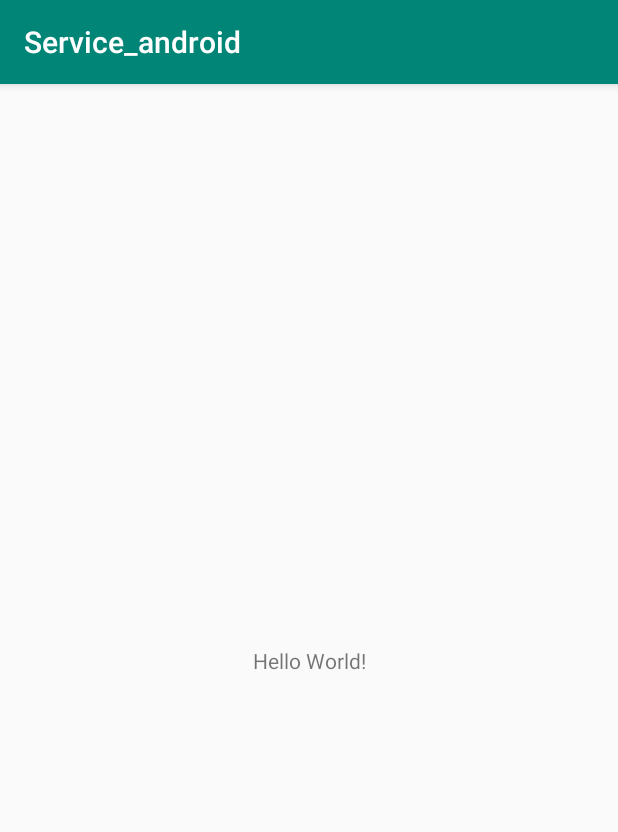
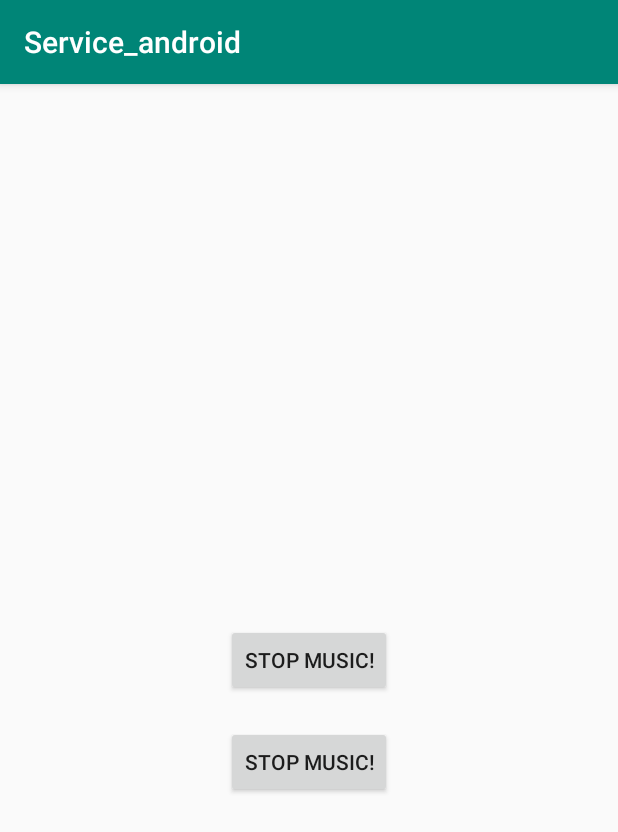
Before and after one commit to aptechandroid/Service_android, an Android app: the screen it shows after launch (MainActivity), on a phone screen of 412 x 824 dp. Shown: the top 832 px of the screen. Run offline under Robolectric (Android 15) with nearby library versions, the phone set to English and light mode, and no system bars.

Commit message:
commit start and stop

```diff
--- a/app/src/main/java/com/uits/service/MainActivity.java
+++ b/app/src/main/java/com/uits/service/MainActivity.java
@@ -4,6 +4,7 @@ import androidx.appcompat.app.AppCompatActivity;
 
 import android.content.Intent;
 import android.os.Bundle;
+import android.view.View;
 
 import com.uits.service.service.BackgroundSoundService;
 
@@ -13,7 +14,17 @@ public class MainActivity extends AppCompatActivity {
     protected void onCreate(Bundle savedInstanceState) {
         super.onCreate(savedInstanceState);
         setContentView(R.layout.activity_main);
-        Intent svc=new Intent(this, BackgroundSoundService.class);
+        Intent svc = new Intent(this, BackgroundSoundService.class);
         startService(svc);
     }
+
+    public void onStartMusic(View view) {
+        Intent svc = new Intent(this, BackgroundSoundService.class);
+        startService(svc);
+    }
+
+    public void onStopMusic(View view) {
+        Intent svc = new Intent(this, BackgroundSoundService.class);
+        stopService(svc);
+    }
 }
--- a/app/src/main/res/layout/activity_main.xml
+++ b/app/src/main/res/layout/activity_main.xml
@@ -8,14 +8,27 @@
     tools:context=".MainActivity"
     >
 
-    <TextView
+    <Button
+        android:id="@+id/button"
         android:layout_width="wrap_content"
         android:layout_height="wrap_content"
-        android:text="Hello World!"
+        android:onClick="onStartMusic"
+        android:text="STOP MUSIC!"
         app:layout_constraintBottom_toBottomOf="parent"
         app:layout_constraintLeft_toLeftOf="parent"
         app:layout_constraintRight_toRightOf="parent"
         app:layout_constraintTop_toTopOf="parent"
         />
 
+    <Button
+        android:layout_width="wrap_content"
+        android:layout_height="wrap_content"
+        android:layout_marginTop="20dp"
+        android:onClick="onStopMusic"
+        android:text="STOP MUSIC!"
+        app:layout_constraintLeft_toLeftOf="parent"
+        app:layout_constraintRight_toRightOf="parent"
+        app:layout_constraintTop_toBottomOf="@+id/button"
+        />
+
 </androidx.constraintlayout.widget.ConstraintLayout>
```
